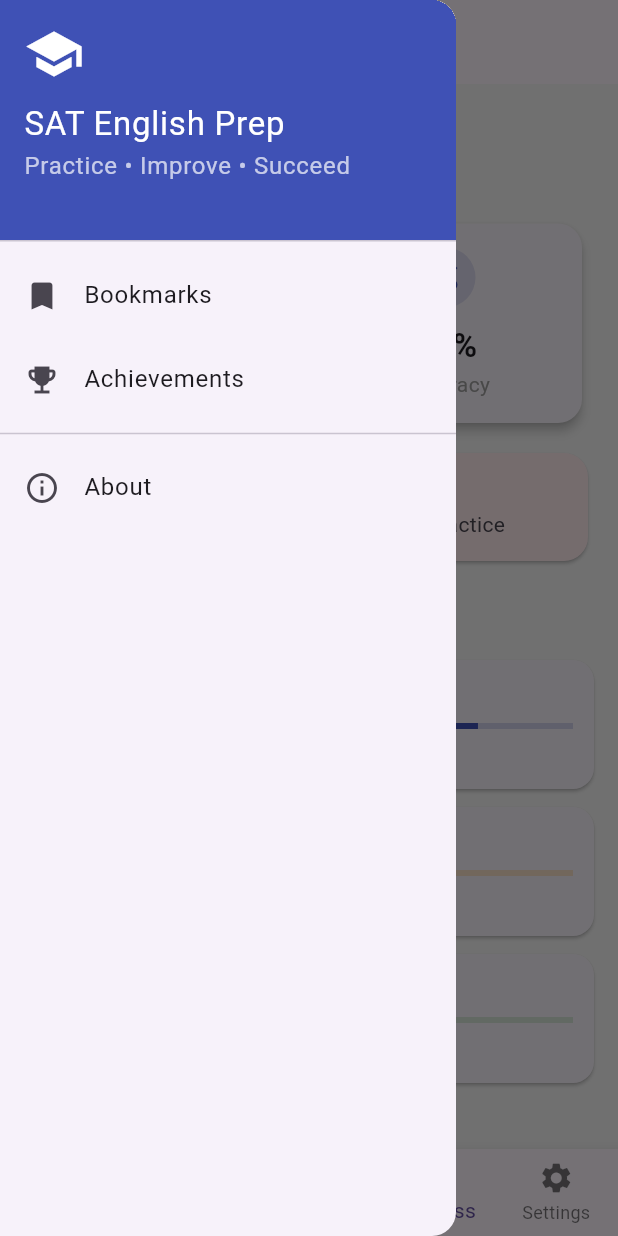
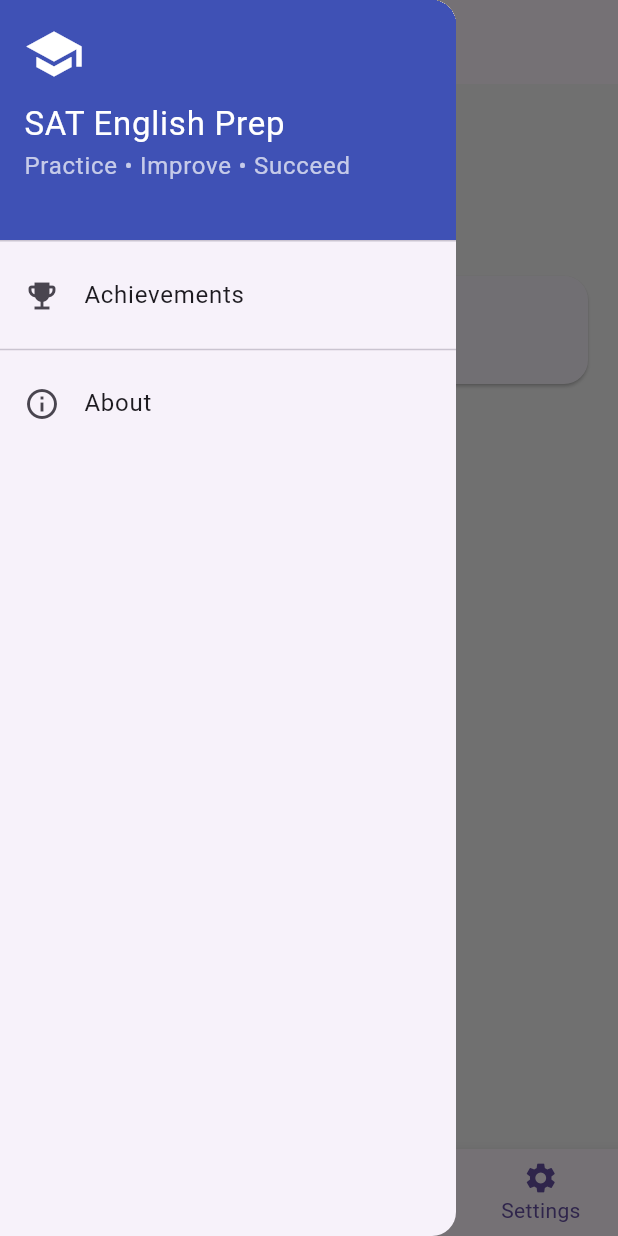
Before and after one commit to sailesh818/satenglish, a Flutter app: the screen it shows after launch, item 4 of the bottom bar chosen, with the side drawer open, on a phone screen of 412 x 824 dp. Run offline on Flutter 3.47's test engine with Material 3 defaults, Android fonts, the light colour scheme and no system bars.

Commit message:
removed progress page

```diff
--- a/lib/main.dart
+++ b/lib/main.dart
@@ -1,11 +1,11 @@
 import 'package:flutter/material.dart';
 import 'package:sat_english/pages/about_screen.dart';
 import 'package:sat_english/pages/achievements_screen.dart';
-import 'package:sat_english/pages/bookmarks_screen.dart';
+//import 'package:sat_english/pages/bookmarks_screen.dart';
 import 'pages/home_screen.dart';
 import 'pages/practice_screen.dart';
 import 'pages/topics_screen.dart';
-import 'pages/progress_screen.dart';
+//import 'pages/progress_screen.dart';
 import 'pages/settings_screen.dart';
 
 void main() {
@@ -43,7 +43,7 @@ class _MainNavigationState extends State<MainNavigation> {
     HomeScreen(),
     PracticeScreen(),
     TopicsScreen(),
-    ProgressScreen(),
+    //ProgressScreen(),
     SettingsScreen(),
   ];
 
@@ -51,7 +51,7 @@ class _MainNavigationState extends State<MainNavigation> {
     "Home",
     "Practice",
     "Topics & Lessons",
-    "Progress",
+    //"Progress",
     "Settings",
   ];
 
@@ -78,7 +78,7 @@ class _MainNavigationState extends State<MainNavigation> {
           BottomNavigationBarItem(icon: Icon(Icons.home), label: "Home"),
           BottomNavigationBarItem(icon: Icon(Icons.menu_book), label: "Practice"),
           BottomNavigationBarItem(icon: Icon(Icons.list), label: "Topics"),
-          BottomNavigationBarItem(icon: Icon(Icons.bar_chart), label: "Progress"),
+          //BottomNavigationBarItem(icon: Icon(Icons.bar_chart), label: "Progress"),
           BottomNavigationBarItem(icon: Icon(Icons.settings), label: "Settings"),
         ],
       ),
@@ -119,17 +119,17 @@ class AppDrawer extends StatelessWidget {
           ),
 
           // Bookmarks
-          ListTile(
-            leading: const Icon(Icons.bookmark),
-            title: const Text("Bookmarks"),
-            onTap: () {
-              Navigator.pop(context); // Close drawer first
-              Navigator.push(
-                context,
-                MaterialPageRoute(builder: (_) => const BookmarksScreen()),
-              );
-            },
-          ),
+          // ListTile(
+          //   leading: const Icon(Icons.bookmark),
+          //   title: const Text("Bookmarks"),
+          //   onTap: () {
+          //     Navigator.pop(context); // Close drawer first
+          //     Navigator.push(
+          //       context,
+          //       MaterialPageRoute(builder: (_) => const BookmarksScreen()),
+          //     );
+          //   },
+          // ),
 
           // Achievements
           ListTile(
@@ -145,8 +145,6 @@ class AppDrawer extends StatelessWidget {
           ),
 
           const Divider(),
-
-          // About
           ListTile(
             leading: const Icon(Icons.info_outline),
             title: const Text("About"),
--- a/lib/pages/progress_screen.dart
+++ /dev/null
@@ -1,155 +0,0 @@
-import 'package:flutter/material.dart';
-
-class ProgressScreen extends StatelessWidget {
-  const ProgressScreen({super.key});
-
-  @override
-  Widget build(BuildContext context) {
-    return SingleChildScrollView(
-      padding: const EdgeInsets.all(16),
-      child: Column(
-        crossAxisAlignment: CrossAxisAlignment.start,
-        children: [
-          const Text(
-            "Your Progress",
-            style: TextStyle(fontSize: 22, fontWeight: FontWeight.bold),
-          ),
-          const SizedBox(height: 6),
-          const Text(
-            "Track your SAT English improvement",
-            style: TextStyle(color: Colors.grey),
-          ),
-
-          const SizedBox(height: 20),
-
-          // Summary Cards
-          Row(
-            children: const [
-              _StatCard(
-                title: "Practice Done",
-                value: "12",
-                icon: Icons.check_circle,
-                color: Colors.green,
-              ),
-              _StatCard(
-                title: "Accuracy",
-                value: "78%",
-                icon: Icons.percent,
-                color: Colors.indigo,
-              ),
-            ],
-          ),
-
-          const SizedBox(height: 16),
-
-          // Weak Area
-          _WeakAreaCard(),
-
-          const SizedBox(height: 24),
-
-          const Text(
-            "Section Performance",
-            style: TextStyle(fontSize: 18, fontWeight: FontWeight.w600),
-          ),
-          const SizedBox(height: 12),
-
-          _sectionProgress("Reading", 0.82, Colors.indigo),
-          _sectionProgress("Writing & Language", 0.70, Colors.orange),
-          _sectionProgress("Vocabulary", 0.75, Colors.green),
-        ],
-      ),
-    );
-  }
-
-  Widget _sectionProgress(String title, double progress, Color color) {
-    return Card(
-      margin: const EdgeInsets.only(bottom: 12),
-      shape: RoundedRectangleBorder(borderRadius: BorderRadius.circular(14)),
-      child: Padding(
-        padding: const EdgeInsets.all(14),
-        child: Column(
-          crossAxisAlignment: CrossAxisAlignment.start,
-          children: [
-            Text(
-              title,
-              style: const TextStyle(fontWeight: FontWeight.w600),
-            ),
-            const SizedBox(height: 8),
-            LinearProgressIndicator(
-              value: progress,
-              color: color,
-              backgroundColor: color.withOpacity(0.2),
-            ),
-            const SizedBox(height: 6),
-            Text("${(progress * 100).toInt()}% accuracy"),
-          ],
-        ),
-      ),
-    );
-  }
-}
-
-class _StatCard extends StatelessWidget {
-  final String title;
-  final String value;
-  final IconData icon;
-  final Color color;
-
-  const _StatCard({
-    required this.title,
-    required this.value,
-    required this.icon,
-    required this.color,
-  });
-
-  @override
-  Widget build(BuildContext context) {
-    return Expanded(
-      child: Card(
-        elevation: 3,
-        margin: const EdgeInsets.only(right: 8),
-        shape: RoundedRectangleBorder(borderRadius: BorderRadius.circular(16)),
-        child: Padding(
-          padding: const EdgeInsets.all(16),
-          child: Column(
-            children: [
-              CircleAvatar(
-                backgroundColor: color.withOpacity(0.15),
-                child: Icon(icon, color: color),
-              ),
-              const SizedBox(height: 10),
-              Text(
-                value,
-                style: const TextStyle(
-                  fontSize: 22,
-                  fontWeight: FontWeight.bold,
-                ),
-              ),
-              Text(title, style: const TextStyle(color: Colors.grey)),
-            ],
-          ),
-        ),
-      ),
-    );
-  }
-}
-
-class _WeakAreaCard extends StatelessWidget {
-  const _WeakAreaCard();
-
-  @override
-  Widget build(BuildContext context) {
-    return Card(
-      color: Colors.red.shade50,
-      shape: RoundedRectangleBorder(borderRadius: BorderRadius.circular(16)),
-      child: const ListTile(
-        leading: Icon(Icons.warning_amber_rounded, color: Colors.red),
-        title: Text(
-          "Weak Area Detected",
-          style: TextStyle(fontWeight: FontWeight.w600),
-        ),
-        subtitle: Text("Writing & Language needs more practice"),
-      ),
-    );
-  }
-}
```
Also changed, not shown: lib/pages/bookmarks_screen.dart (deleted, +0 -59 lines), lib/pages/home_screen.dart (+75 -74 lines), lib/pages/practice_screen.dart (+21 -21 lines), lib/pages/settings_screen.dart (+65 -65 lines).
